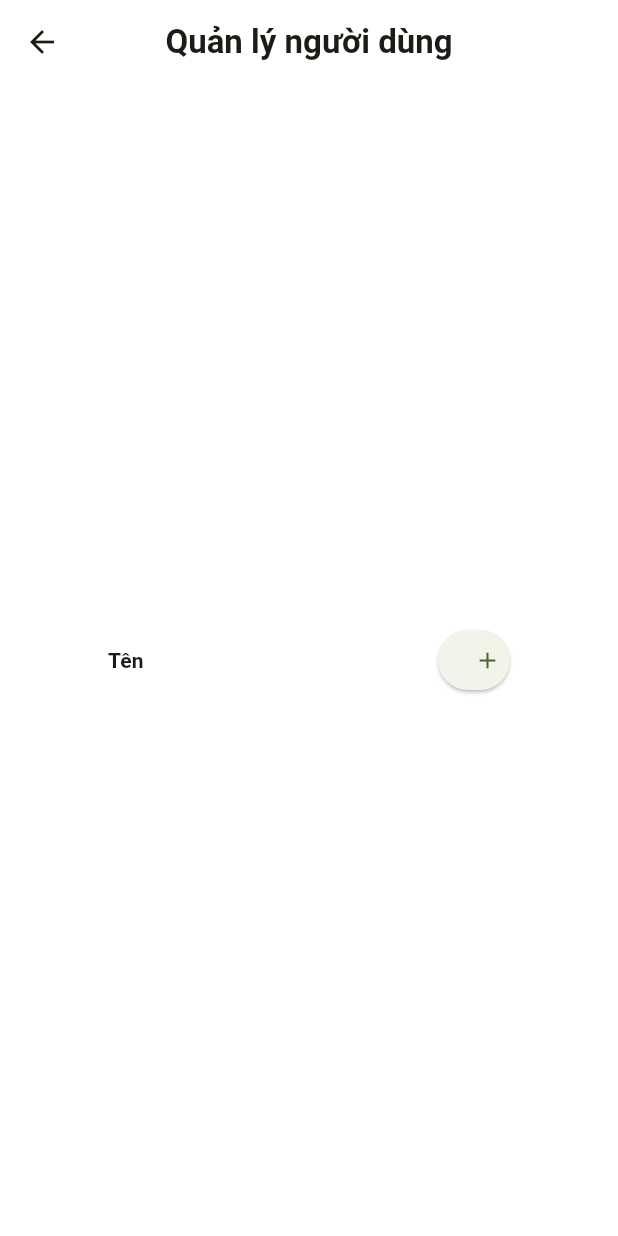
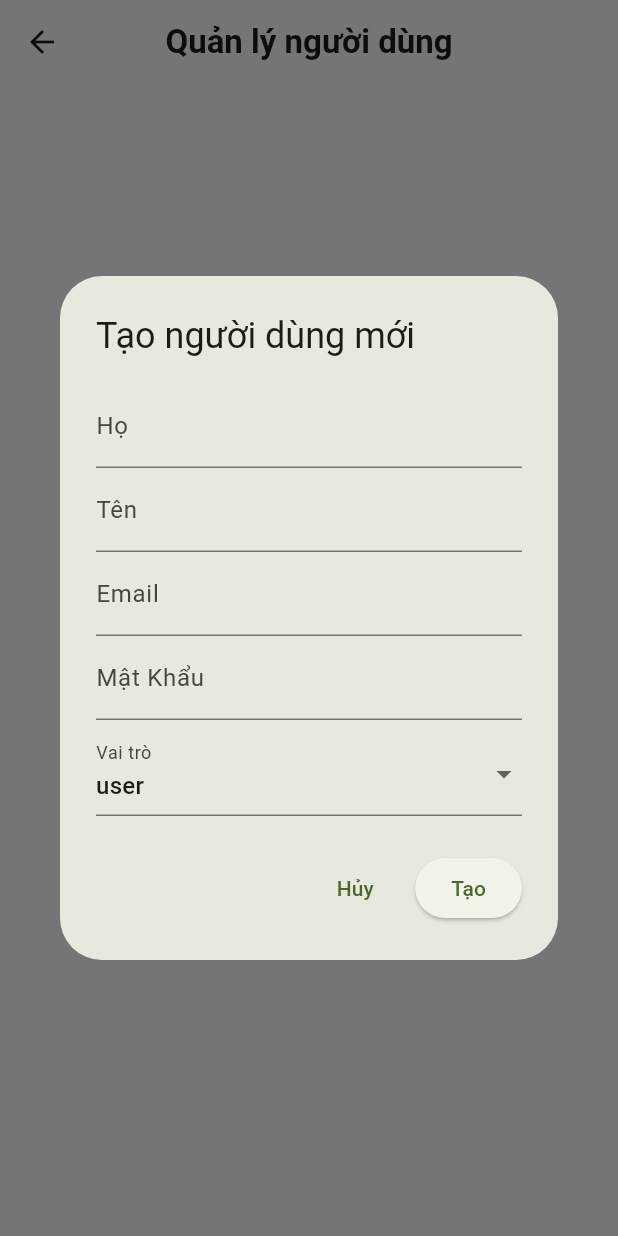
Before and after one commit to hieuvo8ampitech/vmh_application, a Flutter app: the UserView screen opened by its route, after a tap on the "add" icon, on a phone screen of 412 x 824 dp. Run offline on Flutter 3.47's test engine with Material 3 defaults, Android fonts, the phone set to English and light mode, and no system bars; drawn by our look-alikes of data_table_2; our stand-ins replace flutter_dotenv, flutter_svg, get, get_storage, google_fonts, supabase_flutter; accounts and stored records are empty; network calls fail; Roboto replaces fonts that are missing (Asap).

Commit message:
02092025

```diff
--- /dev/null
+++ b/lib/app/components/create_user_dialog.dart
@@ -0,0 +1,140 @@
+import 'package:flutter/material.dart';
+import 'package:get/get.dart';
+import 'package:vmh_application/app/modules/user/controllers/user_controller.dart';
+
+class CreateUserDialog extends StatefulWidget {
+  final List<String> roles;
+
+  const CreateUserDialog({
+    super.key,
+    this.roles = const ['user', 'admin'],
+  });
+
+  @override
+  State<CreateUserDialog> createState() => _CreateUserDialogState();
+}
+
+class _CreateUserDialogState extends State<CreateUserDialog> {
+  final _formKey = GlobalKey<FormState>();
+  final _firstNameCtrl = TextEditingController();
+  final _lastNameCtrl = TextEditingController();
+  final _emailCtrl = TextEditingController();
+  final _passwordCtrl = TextEditingController();
+
+  final RxBool _loading = false.obs;
+  final RxnString _selectedRole = RxnString();
+
+  late final UserController _controller;
+
+  @override
+  void initState() {
+    super.initState();
+    _controller = Get.find<UserController>();
+    _selectedRole.value = widget.roles.isNotEmpty ? widget.roles.first : null;
+  }
+
+  @override
+  void dispose() {
+    _firstNameCtrl.dispose();
+    _lastNameCtrl.dispose();
+    _emailCtrl.dispose();
+    _passwordCtrl.dispose();
+    super.dispose();
+  }
+
+  Future<void> _submit() async {
+    if (!_formKey.currentState!.validate()) return;
+    _loading.value = true;
+
+    final payload = <String, dynamic>{
+      'email': _emailCtrl.text.trim(),
+      'password': _passwordCtrl.text.trim(),
+      'email_confirm': true,
+      'user_metadata': <String, String>{
+        'first_name': _firstNameCtrl.text.trim(),
+        'last_name': _lastNameCtrl.text.trim(),
+        'role': _selectedRole.value.toString(),
+      },
+    };
+
+    try {
+      await _controller.createUser(payload);
+      if (mounted) {
+        _controller.fetchUsers();
+        Get.back(); // close dialog
+        Get.snackbar('Thành công', 'Người dùng đã được tạo', snackPosition: SnackPosition.BOTTOM);
+      }
+    } catch (e) {
+      Get.snackbar('Lỗi', e.toString(), snackPosition: SnackPosition.BOTTOM);
+    } finally {
+      _loading.value = false;
+    }
+  }
+
+  @override
+  Widget build(BuildContext context) {
+    return AlertDialog(
+      title: const Text('Tạo người dùng mới'),
+      content: SizedBox(
+        width: 480,
+        child: Form(
+          key: _formKey,
+          child: Column(
+            mainAxisSize: MainAxisSize.min,
+            children: [
+              TextFormField(
+                controller: _lastNameCtrl,
+                decoration: const InputDecoration(labelText: 'Họ'),
+                validator: (v) => (v == null || v.trim().isEmpty) ? 'Bắt buộc' : null,
+              ),
+              TextFormField(
+                controller: _firstNameCtrl,
+                decoration: const InputDecoration(labelText: 'Tên'),
+                validator: (v) => (v == null || v.trim().isEmpty) ? 'Bắt buộc' : null,
+              ),
+              TextFormField(
+                controller: _emailCtrl,
+                decoration: const InputDecoration(labelText: 'Email'),
+                keyboardType: TextInputType.emailAddress,
+                validator: (v) {
+                  if (v == null || v.trim().isEmpty) return 'Bắt buộc';
+                  final email = v.trim();
+                  if (!RegExp(r'^[^@]+@[^@]+\.[^@]+').hasMatch(email)) return 'Email không hợp lệ';
+                  return null;
+                },
+              ),
+              TextFormField(
+                controller: _passwordCtrl,
+                decoration: const InputDecoration(labelText: 'Mật Khẩu'),
+                validator: (v) => (v == null || v.trim().isEmpty) ? 'Bắt buộc' : null,
+              ),
+              const SizedBox(height: 8),
+              Obx(
+                () => DropdownButtonFormField<String>(
+                  value: _selectedRole.value,
+                  items: widget.roles
+                      .map((r) => DropdownMenuItem(value: r, child: Text(r)))
+                      .toList(),
+                  onChanged: (v) => _selectedRole.value = v,
+                  decoration: const InputDecoration(labelText: 'Vai trò'),
+                  validator: (v) => (v == null || v.isEmpty) ? 'Bắt buộc' : null,
+                ),
+              ),
+            ],
+          ),
+        ),
+      ),
+      actions: [
+        TextButton(onPressed: () => Get.back(), child: const Text('Hủy')),
+        Obx(
+          () => ElevatedButton(
+            onPressed: _loading.value ? null : _submit,
+            child: _loading.value
+                ? const SizedBox(width: 20, height: 20, child: CircularProgressIndicator(strokeWidth: 2))
+                : const Text('Tạo'),
+          ),
+        ),
+      ],
+    );
+  }
+}
--- a/lib/app/modules/user/controllers/user_controller.dart
+++ b/lib/app/modules/user/controllers/user_controller.dart
@@ -1,6 +1,7 @@
 import 'package:flutter/material.dart';
 import 'package:get/get.dart';
 import 'package:supabase_flutter/supabase_flutter.dart';
+import 'package:vmh_application/app/components/create_user_dialog.dart';
 import 'package:vmh_application/app/data/user.dart';
 import 'package:vmh_application/app/services/user_service.dart';
 
@@ -12,38 +13,24 @@ class UserController extends GetxController {
   List<Map<String, dynamic>>? _userProfiles;
   RxList<VmhUser> users = <VmhUser>[].obs;
 
-
   @override
   void onInit() async {
     super.onInit();
+    await fetchUsers();
+  }
+
+  Future<void> fetchUsers() async {
     _userProfiles = await _userService.getAllUserProfiles();
     debugPrint('User Profiles: $_userProfiles');
-    final sortedUsers = _userProfiles!
-        .map((e) => VmhUser.fromMap(e))
-        .toList();
-    sortedUsers.sort((a, b) => a.firstName.compareTo(b.firstName));
-    users.value = sortedUsers;
-    update();
+    users.value = _userProfiles!.map((e) => VmhUser.fromMap(e)).toList();
   }
 
-  Future<void> createUser() async {
-    final payload = <String, dynamic>{
-      'email': 'thongbaokd@pharmedic.com.vn',
-      'password': '123456',
-      'email_confirm': true,
-      'user_metadata': <String, String>{
-        'first_name': 'tâm',
-        'last_name': 'lâm thị hoài',
-        'role': 'user',
-      },
-    };
-
-
-
-    final res = await supabase.functions.invoke(
-      'create_user',
-      body: payload,
-    );
+  Future<void> createUser(Map<String, dynamic> payload) async {
+    final res = await supabase.functions.invoke('create_user', body: payload);
     debugPrint(res.data.toString());
   }
+
+  void showCreateUserDialog({List<String>? roles}) {
+    Get.dialog(CreateUserDialog(roles: roles ?? ['user', 'sale admin', 'admin']));
+  }
 }
--- a/lib/app/modules/user/views/user_view.dart
+++ b/lib/app/modules/user/views/user_view.dart
@@ -27,8 +27,8 @@ class UserView extends GetView<UserController> {
                 : defaultPadding * 3,
           ),
           child: Responsive.isDesktop(context)
-              ? LargeTable(controller: controller)
-              : SmallTable(controller: controller),
+              ? const LargeTable()
+              : const SmallTable(),
         ),
       ),
     );
@@ -36,14 +36,19 @@ class UserView extends GetView<UserController> {
 }
 
 class SmallTable extends StatelessWidget {
-  const SmallTable({super.key, required this.controller});
-
-  final UserController controller;
+  const SmallTable({super.key});
 
   @override
   Widget build(BuildContext context) {
+    final controller = Get.find<UserController>();
+
     return Obx(
-      () => DataTable2(
+      () {
+        // create a sorted copy (A -> Z by firstName, Unicode compare)
+        final users = controller.users.toList()
+          ..sort((a, b) => a.firstName.compareTo(b.firstName));
+
+        return DataTable2(
           columns: [
             DataColumn2(
               label: Text('Tên', style: TextStyle(fontWeight: FontWeight.bold)),
@@ -51,7 +56,7 @@ class SmallTable extends StatelessWidget {
             DataColumn2(
               label: Center(
                 child: ElevatedButton(
-                onPressed: () {},
+                  onPressed: () => controller.showCreateUserDialog(),
                   child: Responsive.isMobile(context)
                       ? Icon(Icons.add)
                       : Text('Tạo người dùng mới'),
@@ -60,7 +65,7 @@ class SmallTable extends StatelessWidget {
               fixedWidth: Responsive.isMobile(context) ? 100 : 200,
             ),
           ],
-        rows: controller.users
+          rows: users
               .map(
                 (user) => DataRow(
                   cells: [
@@ -70,7 +75,7 @@ class SmallTable extends StatelessWidget {
                         child: IconButton(
                           icon: Icon(Icons.edit),
                           onPressed: () {
-                          // Handle edit action
+                            // Use controller to open edit flow, e.g. controller.editUser(user)
                           },
                         ),
                       ),
@@ -79,20 +84,25 @@ class SmallTable extends StatelessWidget {
                 ),
               )
               .toList(),
-      ),
+        );
+      },
     );
   }
 }
 
 class LargeTable extends StatelessWidget {
-  const LargeTable({super.key, required this.controller});
-
-  final UserController controller;
+  const LargeTable({super.key});
 
   @override
   Widget build(BuildContext context) {
+    final controller = Get.find<UserController>();
+
     return Obx(
-      () => DataTable2(
+      () {
+        final users = controller.users.toList()
+          ..sort((a, b) => a.firstName.compareTo(b.firstName));
+
+        return DataTable2(
           columns: [
             DataColumn2(
               label: Text('Tên', style: TextStyle(fontWeight: FontWeight.bold)),
@@ -112,7 +122,7 @@ class LargeTable extends StatelessWidget {
             DataColumn2(
               label: Center(
                 child: ElevatedButton(
-                onPressed: () {},
+                  onPressed: () => controller.showCreateUserDialog(),
                   child: Text(
                     'Tạo người dùng mới',
                     style: TextStyle(fontWeight: FontWeight.bold),
@@ -122,7 +132,7 @@ class LargeTable extends StatelessWidget {
               fixedWidth: 200,
             ),
           ],
-        rows: controller.users
+          rows: users
               .map(
                 (user) => DataRow(
                   cells: [
@@ -134,7 +144,7 @@ class LargeTable extends StatelessWidget {
                         child: IconButton(
                           icon: Icon(Icons.edit),
                           onPressed: () {
-                          // Handle edit action
+                            // Use controller to open edit flow, e.g. controller.editUser(user)
                           },
                         ),
                       ),
@@ -143,7 +153,8 @@ class LargeTable extends StatelessWidget {
                 ),
               )
               .toList(),
-      ),
+        );
+      },
     );
   }
 }
```
Lines whose indentation alone changed are shown as unchanged.
